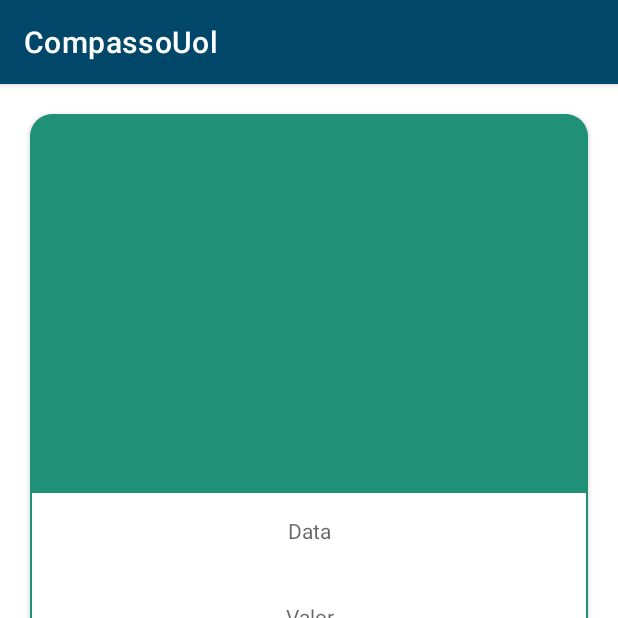
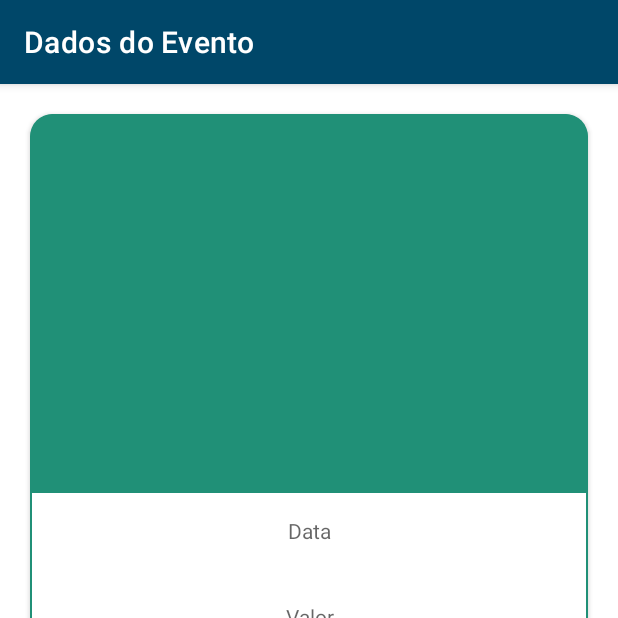
Before and after one commit to Ortega-Neto/DesafioTecnicoCompassoUol, an Android app: the DetalhesDoEventoFragment screen opened through its navigation route, on a phone screen of 412 x 824 dp, the top half of it. Run offline under Robolectric (Android 15) with nearby library versions, the phone set to English and light mode, and no system bars; our stand-ins replace data binding; libraries missing offline, so code that uses them is left out: cn.pedant; pictures from the network do not load; 11 statements that could not run were skipped.

```diff
--- a/app/src/main/java/com/example/compassouol/aplicacao/detalhesDoEvento/view/DetalhesDoEventoFragment.kt
+++ b/app/src/main/java/com/example/compassouol/aplicacao/detalhesDoEvento/view/DetalhesDoEventoFragment.kt
@@ -13,6 +13,7 @@ import com.example.compassouol.aplicacao.detalhesDoEvento.view.dialog.DialogDado
 import com.example.compassouol.aplicacao.eventos.model.EventoSelecionado.Companion.eventoSelecionado
 import com.example.compassouol.aplicacao.main.MainActivity
 import com.example.compassouol.utils.api.ApiUtils.Companion.baseURL
+import com.example.compassouol.utils.imagemBiding.ImagemBidingUtils.Companion.inserirImagemNoImageView
 import com.example.compassouol.utils.mvvm.bases.BaseFragment
 import kotlinx.android.synthetic.main.detalhes_do_evento_fragment.*
 import kotlinx.android.synthetic.main.eventos_fragment.*
@@ -30,13 +31,14 @@ class DetalhesDoEventoFragment: BaseFragment() {
 
     override fun onActivityCreated(savedInstanceState: Bundle?) {
         super.onActivityCreated(savedInstanceState)
+        requireActivity().title = getString(R.string.dados_do_evento)
         preencherDadosDoEvento()
         setupUi()
         subscribeUi()
     }
 
     private fun preencherDadosDoEvento(){
-//        imageViewImagemDoEvento.setImageURI(eventoSelecionado.urlImagem)
+        inserirImagemNoImageView(imageViewImagemDoEvento, eventoSelecionado.urlImagem, requireContext())
         textViewTituloDoEvento.text = eventoSelecionado.titulo
         textViewDataDoEvento.text = eventoSelecionado.data
         textViewValorDoEVento.text = eventoSelecionado.preco
--- a/app/src/main/java/com/example/compassouol/aplicacao/eventos/view/EventosFragment.kt
+++ b/app/src/main/java/com/example/compassouol/aplicacao/eventos/view/EventosFragment.kt
@@ -26,6 +26,7 @@ class EventosFragment: BaseFragment(), EventosRecyclerViewClickListener {
 
     override fun onActivityCreated(savedInstanceState: Bundle?) {
         super.onActivityCreated(savedInstanceState)
+        requireActivity().title = getString(R.string.lista_de_eventos)
         setupUi()
         subscribeUi()
         _viewModel.buscarEventos()
--- a/app/src/main/res/values/strings.xml
+++ b/app/src/main/res/values/strings.xml
@@ -5,6 +5,10 @@
     <string name="dialog_mostrar">mostrar</string>
     <string name="dialog_atualizar">atualizar</string>
     <string name="dialog_remover">limpar</string>
+
+    <!--  Nome das telas  -->
+    <string name="lista_de_eventos">Lista de Eventos</string>
+    <string name="dados_do_evento">Dados do Evento</string>
 
     <!--  Controle  -->
     <string name="limpar">limpar</string>
```
Also changed, not shown: app/src/main/java/com/example/compassouol/utils/imagemBiding/ImagemBidingUtils.kt (+12 -1 lines).
